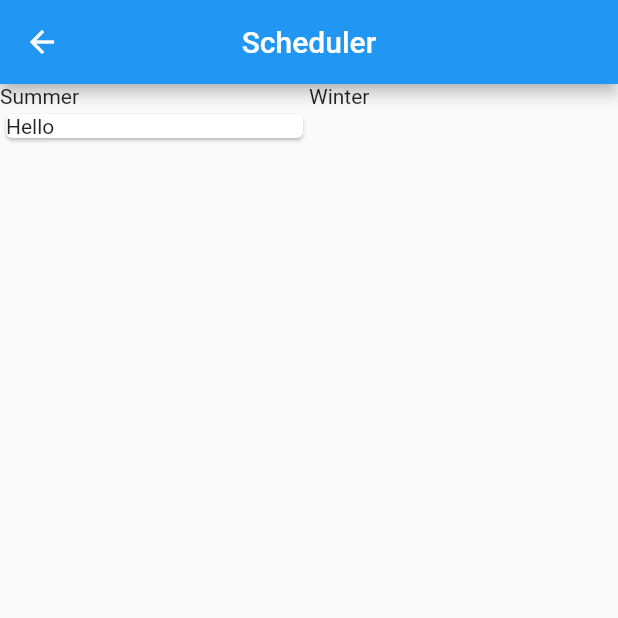
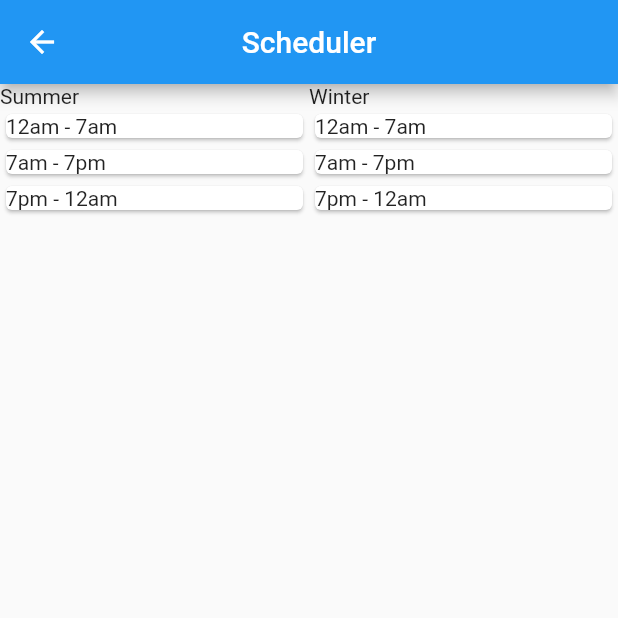
Before and after one commit to knyghtryda/GridSmartr, a Flutter app: the Schedule screen opened directly, on a phone screen of 412 x 824 dp, the top half of it. Run offline on Flutter 3.47's test engine with Material 2 defaults, Android fonts, the phone set to English and light mode, and no system bars; drawn by our look-alikes of flutter_platform_widgets; our stand-ins replace firebase_messaging, fl_chart, flutter_local_notifications, webview_flutter; accounts and stored records are empty.

Commit message:
updated animations and scheduler

```diff
--- a/flutter_launcher_icons.yaml
+++ b/flutter_launcher_icons.yaml
@@ -5,4 +5,4 @@ flutter_icons:
   android: "launcher_icon"
   ios: true
   image_path: "assets/icon/icon.png"
-  adaptive_icon_background: "#FD024B"
+  adaptive_icon_background: "#fd024b"
--- a/lib/scheduler.dart
+++ b/lib/scheduler.dart
@@ -29,7 +29,13 @@ class _ScheduleState extends State<Schedule> {
                 children: <Widget>[
                   Text("Summer"),
                   Card(
-                    child: Text('Hello'),
+                    child: Text('12am - 7am'),
+                  ),
+                  Card(
+                    child: Text('7am - 7pm'),
+                  ),
+                  Card(
+                    child: Text('7pm - 12am'),
                   ),
                 ],
               ),
@@ -38,6 +44,15 @@ class _ScheduleState extends State<Schedule> {
               child: ListView(
                 children: <Widget>[
                   Text("Winter"),
+                  Card(
+                    child: Text('12am - 7am'),
+                  ),
+                  Card(
+                    child: Text('7am - 7pm'),
+                  ),
+                  Card(
+                    child: Text('7pm - 12am'),
+                  ),
                 ],
               ),
             ),
--- a/pubspec.yaml
+++ b/pubspec.yaml
@@ -19,8 +19,6 @@ environment:
 dependencies:
   flutter:
     sdk: flutter
-
-
 
   # The following adds the Cupertino Icons font to your application.
   # Use with the CupertinoIcons class for iOS style icons.
```
Also changed, not shown: lib/animated_count.dart (added, +54 -0 lines), lib/main.dart (+54 -9 lines).
